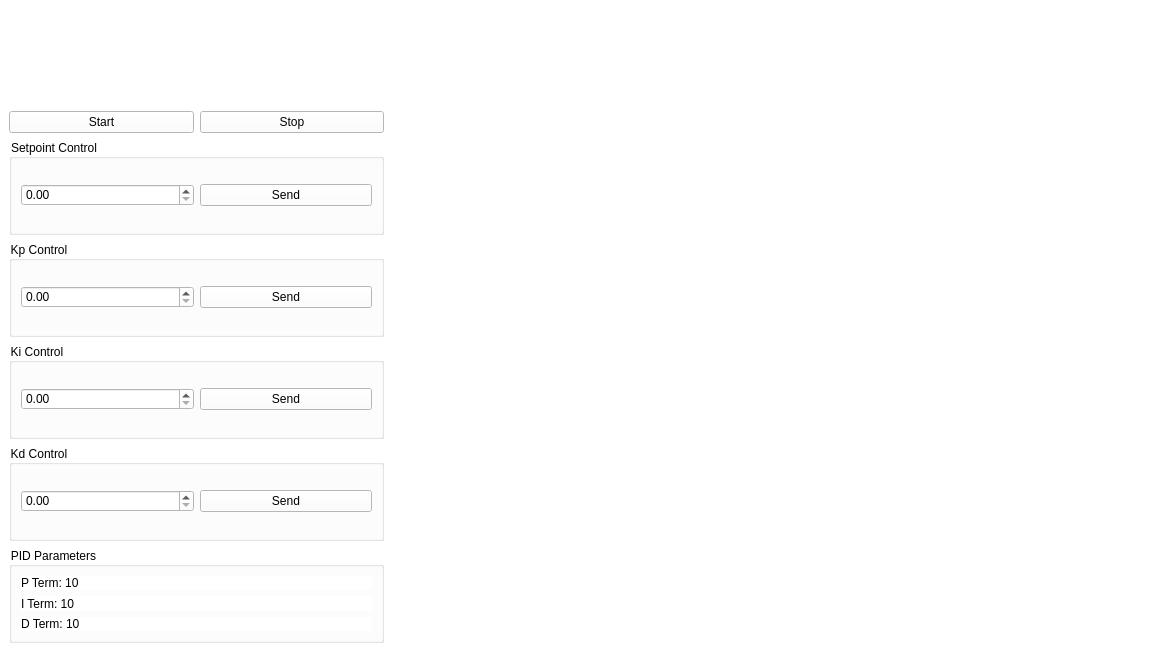
The window that py_app/ui/layout.ui (VedantParanjape/pid-tuning-gui) describes before a commit, drawn with Qt 5.
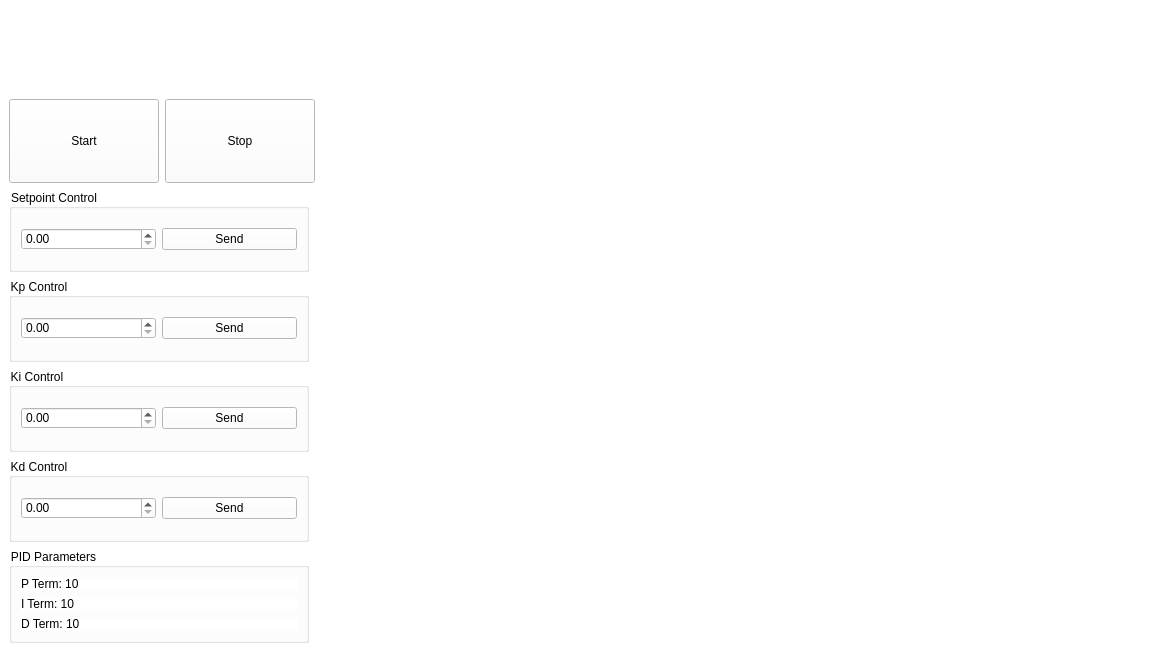
The same window after the commit. Icons and pictures are not drawn. Custom widgets are drawn as their Qt base class.

```diff
--- a/py_app/ui/layout.ui
+++ b/py_app/ui/layout.ui
@@ -47,6 +47,12 @@
     </item>
     <item row="5" column="0" colspan="2">
      <widget class="QGroupBox" name="KdBox">
+      <property name="maximumSize">
+       <size>
+        <width>300</width>
+        <height>300</height>
+       </size>
+      </property>
       <property name="title">
        <string>Kd Control</string>
       </property>
@@ -66,6 +72,12 @@
     </item>
     <item row="1" column="1">
      <widget class="QPushButton" name="StopButton">
+      <property name="maximumSize">
+       <size>
+        <width>150</width>
+        <height>150</height>
+       </size>
+      </property>
       <property name="text">
        <string>Stop</string>
       </property>
@@ -535,6 +547,12 @@
     </item>
     <item row="4" column="0" colspan="2">
      <widget class="QGroupBox" name="KiBox">
+      <property name="maximumSize">
+       <size>
+        <width>300</width>
+        <height>300</height>
+       </size>
+      </property>
       <property name="title">
        <string>Ki Control</string>
       </property>
@@ -554,6 +572,12 @@
     </item>
     <item row="3" column="0" colspan="2">
      <widget class="QGroupBox" name="KpBox">
+      <property name="maximumSize">
+       <size>
+        <width>300</width>
+        <height>300</height>
+       </size>
+      </property>
       <property name="title">
        <string>Kp Control</string>
       </property>
@@ -613,6 +637,12 @@
     </item>
     <item row="6" column="0" colspan="2">
      <widget class="QGroupBox" name="PIDParametersBox">
+      <property name="maximumSize">
+       <size>
+        <width>300</width>
+        <height>300</height>
+       </size>
+      </property>
       <property name="title">
        <string>PID Parameters</string>
       </property>
@@ -643,6 +673,12 @@
     </item>
     <item row="2" column="0" colspan="2">
      <widget class="QGroupBox" name="SetPointBox">
+      <property name="maximumSize">
+       <size>
+        <width>300</width>
+        <height>300</height>
+       </size>
+      </property>
       <property name="title">
        <string>Setpoint Control</string>
       </property>
@@ -662,6 +698,12 @@
     </item>
     <item row="1" column="0">
      <widget class="QPushButton" name="StartButton">
+      <property name="maximumSize">
+       <size>
+        <width>150</width>
+        <height>150</height>
+       </size>
+      </property>
       <property name="text">
        <string>Start</string>
       </property>
```
Left out of the diff: 6 changed lines with no effect on the pictures.
